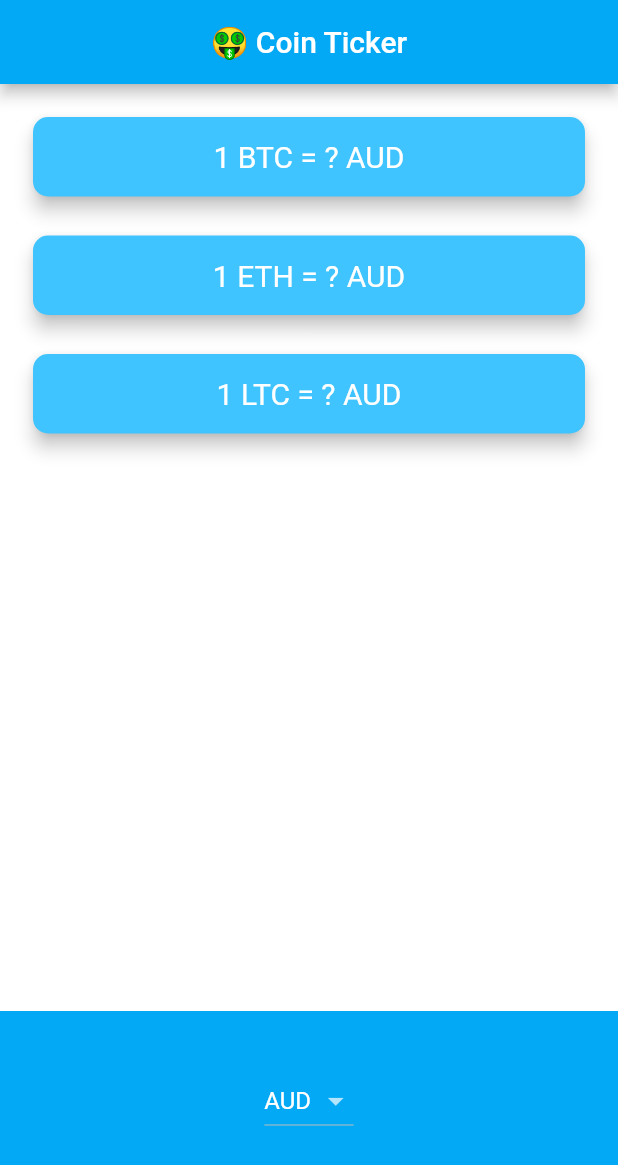
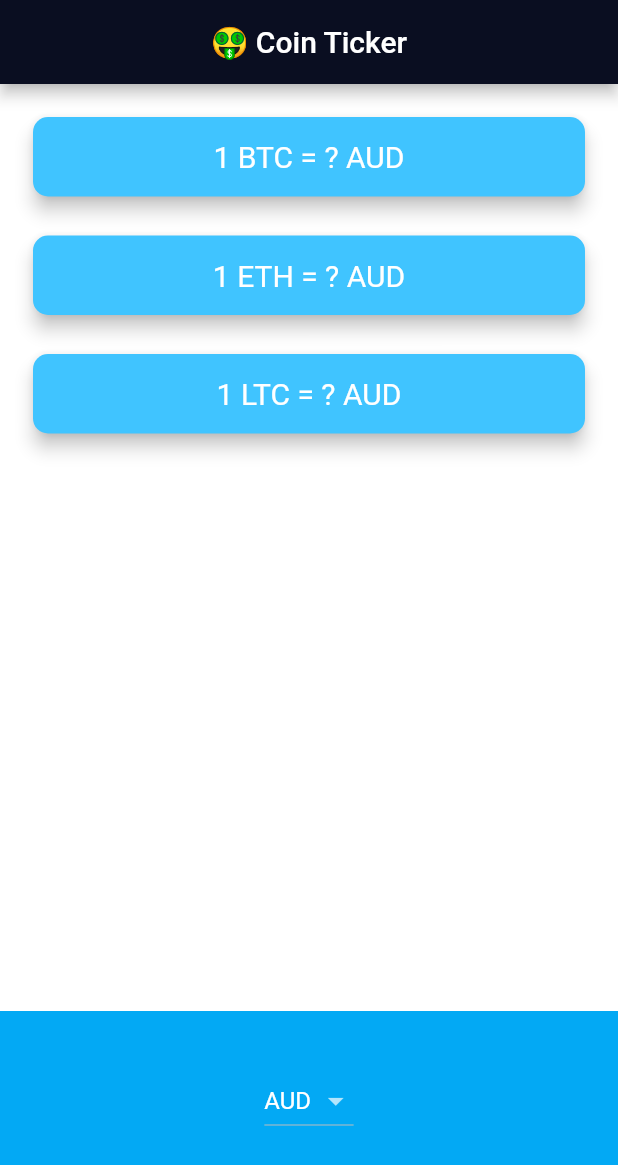
Before and after one commit to Ayushd70/bitcoin-ticker, a Flutter app: the screen it shows after launch, on a phone screen of 412 x 824 dp. Shown: the top 1165 px of the screen. Run offline on Flutter 3.47's test engine with Material 2 defaults, Android fonts, the phone set to English and light mode, and no system bars; network calls fail.

Commit message:
bitcoin-ticker: UI: update primary color
*use 0xFF0A0E21

Signed-off-by: Ayush Dubey <ayushdubey70@gmail.com>

```diff
--- a/lib/main.dart
+++ b/lib/main.dart
@@ -1,4 +1,5 @@
 import 'package:flutter/material.dart';
+
 import 'price_screen.dart';
 
 void main() => runApp(MyApp());
@@ -8,7 +9,7 @@ class MyApp extends StatelessWidget {
   Widget build(BuildContext context) {
     return MaterialApp(
       theme: ThemeData.dark().copyWith(
-          primaryColor: Colors.lightBlue,
+          primaryColor: Color(0xFF0A0E21),
           scaffoldBackgroundColor: Colors.white),
       home: PriceScreen(),
     );
```
